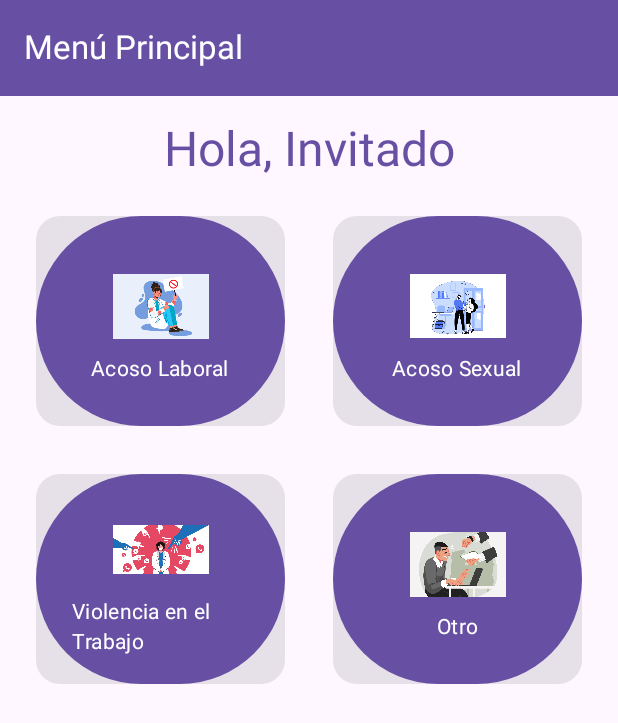
After one commit to EstebanMoraV/GestionDenuncias_Grupo14, an Android app built with Jetpack Compose: the MenuPrincipal screen opened through its navigation route, on a phone screen of 412 x 824 dp. The commit adds this screen. Shown: the top 723 px of the screen. Run offline under Robolectric (Android 15) with nearby library versions, the phone set to English and light mode, and no system bars.

Commit message:
Se crea un nuevo menu y los colores cambian como corresponde dependiendo de la empresa, tambien se agrega la logica de pasar los datos como el nombre de usuario.

```diff
--- a/app/build.gradle.kts
+++ b/app/build.gradle.kts
@@ -61,4 +61,6 @@ dependencies {
     debugImplementation(libs.androidx.compose.ui.tooling)
     debugImplementation(libs.androidx.compose.ui.test.manifest)
     implementation("androidx.navigation:navigation-compose:2.8.0")
+    implementation("androidx.compose.foundation:foundation:1.5.0")
+
 }
--- a/app/src/main/java/com/example/gestiondenuncias_grupo14/navigation/AppNavigation.kt
+++ b/app/src/main/java/com/example/gestiondenuncias_grupo14/navigation/AppNavigation.kt
@@ -8,6 +8,8 @@ import androidx.navigation.compose.composable
 import com.example.gestiondenuncias_grupo14.ui.screen.Login
 import com.example.gestiondenuncias_grupo14.ui.screen.Registro
 import com.example.gestiondenuncias_grupo14.viewmodel.UsuarioViewModel
+import com.example.gestiondenuncias_grupo14.ui.screen.MenuPrincipal
+
 
 @Composable
 fun AppNavigation(
@@ -27,5 +29,10 @@ fun AppNavigation(
         composable("registro") {
             Registro(navController = navController, viewModel = usuarioViewModel)
         }
+        // Pasar datos
+        composable("menu") {
+            MenuPrincipal(viewModel = usuarioViewModel)
+        }
+
     }
 }
--- a/app/src/main/java/com/example/gestiondenuncias_grupo14/ui/screen/Login.kt
+++ b/app/src/main/java/com/example/gestiondenuncias_grupo14/ui/screen/Login.kt
@@ -117,7 +117,8 @@ fun Login(navController: NavController? = null, viewModel: UsuarioViewModel = vi
                     scope.launch {
                         if (exito) {
                             snackbarHostState.showSnackbar("Inicio de sesión exitoso!")
-                            // Acá pondremos un nav controller a futuro
+                            navController?.navigate("menu")
+
                         } else {
                             snackbarHostState.showSnackbar("Correo o Contraseña incorrectos")
                         }
--- /dev/null
+++ b/app/src/main/java/com/example/gestiondenuncias_grupo14/ui/screen/MenuPrincipal.kt
@@ -0,0 +1,137 @@
+package com.example.gestiondenuncias_grupo14.ui.screen
+
+import android.annotation.SuppressLint
+import androidx.compose.foundation.Image
+import androidx.compose.foundation.background
+import androidx.compose.foundation.layout.*
+import androidx.compose.foundation.lazy.grid.GridCells
+import androidx.compose.foundation.lazy.grid.LazyVerticalGrid
+import androidx.compose.foundation.lazy.grid.items
+import androidx.compose.foundation.shape.RoundedCornerShape
+import androidx.compose.material3.*
+import androidx.compose.runtime.Composable
+import androidx.compose.ui.Alignment
+import androidx.compose.ui.Modifier
+import androidx.compose.ui.layout.ContentScale
+import androidx.compose.ui.res.painterResource
+import androidx.compose.ui.tooling.preview.Preview
+import androidx.compose.ui.unit.dp
+import com.example.gestiondenuncias_grupo14.R
+import com.example.gestiondenuncias_grupo14.model.Usuario
+import com.example.gestiondenuncias_grupo14.viewmodel.UsuarioViewModel
+
+// Modelo para representar cada botón con imagen y texto
+data class BotonDenuncia(val imagen: Int, val descripcion: String)
+
+@OptIn(ExperimentalMaterial3Api::class)
+@Composable
+fun MenuPrincipal(viewModel: UsuarioViewModel) {
+    val usuario = viewModel.usuarioActual
+    val nombre = usuario?.nombre ?: "Invitado"
+    val empresa = usuario?.empresa ?: "Sin empresa"
+
+    val fondoColor = when (empresa) {
+        "Empresa A" -> MaterialTheme.colorScheme.primaryContainer
+        "Empresa B" -> MaterialTheme.colorScheme.tertiaryContainer
+        "Empresa C" -> MaterialTheme.colorScheme.secondaryContainer
+        else -> MaterialTheme.colorScheme.background
+    }
+
+    val botones = listOf(
+        BotonDenuncia(R.drawable.acoso_laboral, "Acoso Laboral"),
+        BotonDenuncia(R.drawable.acososexual, "Acoso Sexual"),
+        BotonDenuncia(R.drawable.violenciatrabajo, "Violencia en el Trabajo"),
+        BotonDenuncia(R.drawable.otro, "Otro")
+    )
+
+    Scaffold(
+        topBar = {
+            TopAppBar(
+                title = { Text("Menú Principal") },
+                colors = TopAppBarDefaults.topAppBarColors(
+                    containerColor = MaterialTheme.colorScheme.primary,
+                    titleContentColor = MaterialTheme.colorScheme.onPrimary
+                )
+            )
+        }
+    ) { innerPadding ->
+        Column(
+            modifier = Modifier
+                .padding(innerPadding)
+                .fillMaxSize()
+                .background(fondoColor)
+                .padding(16.dp),
+            verticalArrangement = Arrangement.spacedBy(16.dp),
+            horizontalAlignment = Alignment.CenterHorizontally
+        ) {
+            Text(
+                text = "Hola, $nombre",
+                style = MaterialTheme.typography.headlineLarge,
+                color = MaterialTheme.colorScheme.primary
+            )
+
+            LazyVerticalGrid(
+                columns = GridCells.Fixed(2),
+                verticalArrangement = Arrangement.spacedBy(16.dp),
+                horizontalArrangement = Arrangement.spacedBy(16.dp),
+                modifier = Modifier.fillMaxSize()
+            ) {
+                items(botones) { boton ->
+                    Card(
+                        shape = RoundedCornerShape(16.dp),
+                        modifier = Modifier
+                            .padding(8.dp)
+                            .size(140.dp)
+                    ) {
+                        Button(
+                            onClick = { /* Acción futura */ },
+                            modifier = Modifier.fillMaxSize(),
+                            colors = ButtonDefaults.buttonColors(containerColor = MaterialTheme.colorScheme.primary)
+                        ) {
+                            Column(
+                                horizontalAlignment = Alignment.CenterHorizontally,
+                                verticalArrangement = Arrangement.Center
+                            ) {
+                                Image(
+                                    painter = painterResource(id = boton.imagen),
+                                    contentDescription = boton.descripcion,
+                                    modifier = Modifier.size(64.dp),
+                                    contentScale = ContentScale.Fit
+                                )
+                                Text(
+                                    text = boton.descripcion,
+                                    style = MaterialTheme.typography.bodyMedium,
+                                    color = MaterialTheme.colorScheme.onPrimary
+                                )
+                            }
+                        }
+                    }
+                }
+            }
+        }
+    }
+}
+
+@SuppressLint("ViewModelConstructorInComposable")
+@Preview(showBackground = true)
+@Composable
+fun PreviewMenuPrincipal() {
+    // Simulamos un ViewModel con un usuario de ejemplo
+    val viewModel = UsuarioViewModel().apply {
+        registrarUsuario(
+            rut = "12345678-9",
+            nombre = "Juan",
+            apellido = "Pérez",
+            correo = "juan@example.com",
+            contrasena = "1234",
+            empresa = "Empresa A",
+            cargo = "Analista",
+            depto = "Recursos Humanos"
+        )
+        login("juan@example.com", "1234")
+    }
+
+    MaterialTheme {
+        MenuPrincipal(viewModel = viewModel)
+    }
+}
```
Also changed, not shown: app/src/main/res/drawable/acoso_laboral.png (added), app/src/main/res/drawable/acososexual.png (added), app/src/main/res/drawable/otro.png (added), app/src/main/res/drawable/violenciatrabajo.png (added).
